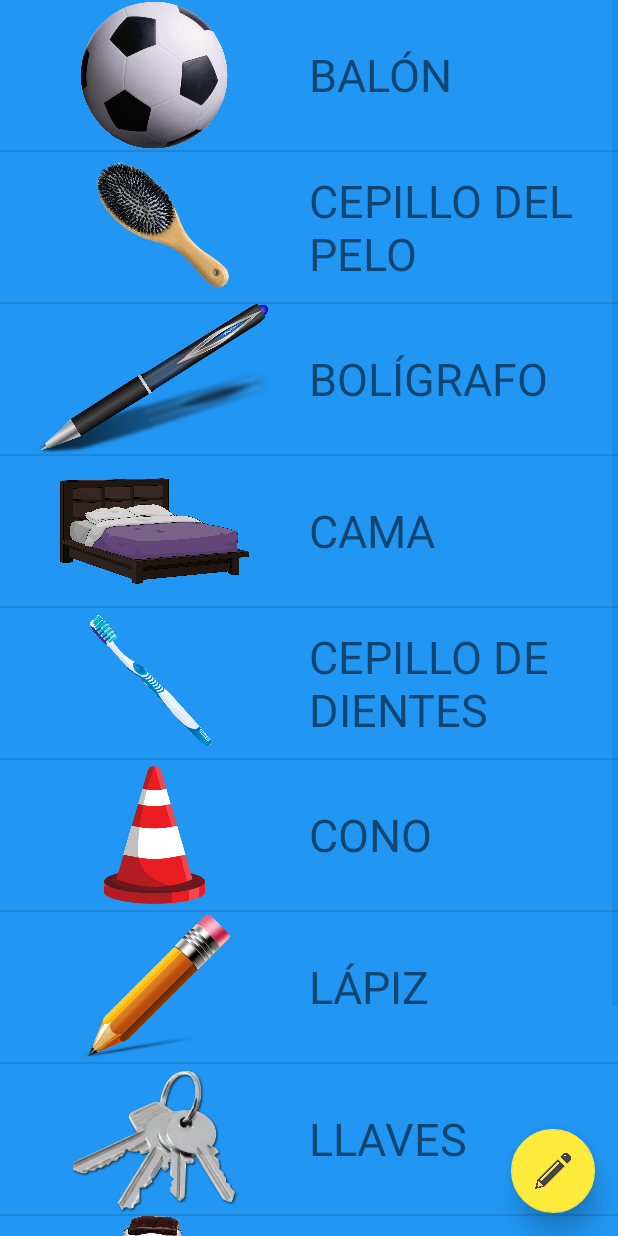
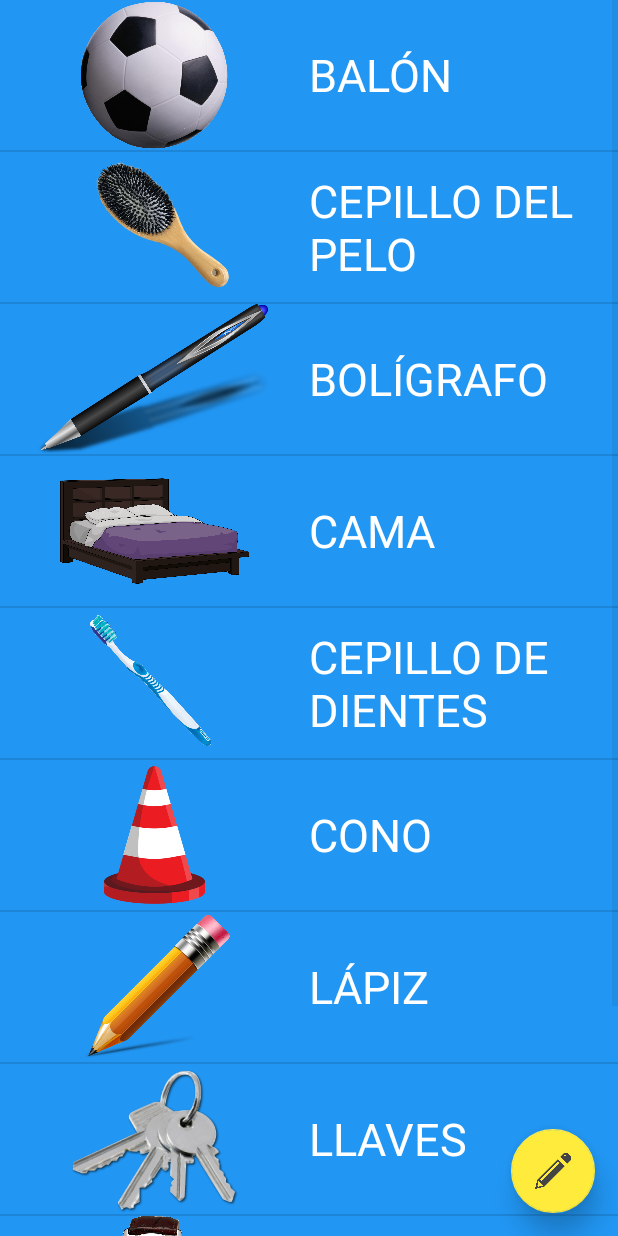
Before and after one commit to gasparpd/Android, an Android app: the ObjetosCotidianosAprender screen opened directly, with no data from a screen before it, on a phone screen of 412 x 824 dp. Run offline under Robolectric (Android 15) with nearby library versions, the phone set to English and light mode, and no system bars.

Commit message:
Modificado el color del texto

```diff
--- a/AppAprendiendoIdiomas/app/src/main/res/layout/objetos_layout_items.xml
+++ b/AppAprendiendoIdiomas/app/src/main/res/layout/objetos_layout_items.xml
@@ -18,5 +18,6 @@
         android:layout_weight="1"
         android:gravity="center_vertical"
         android:text="TextView"
+        android:textColor="@color/text_color"
         android:textSize="30sp" />
 </LinearLayout>
```
